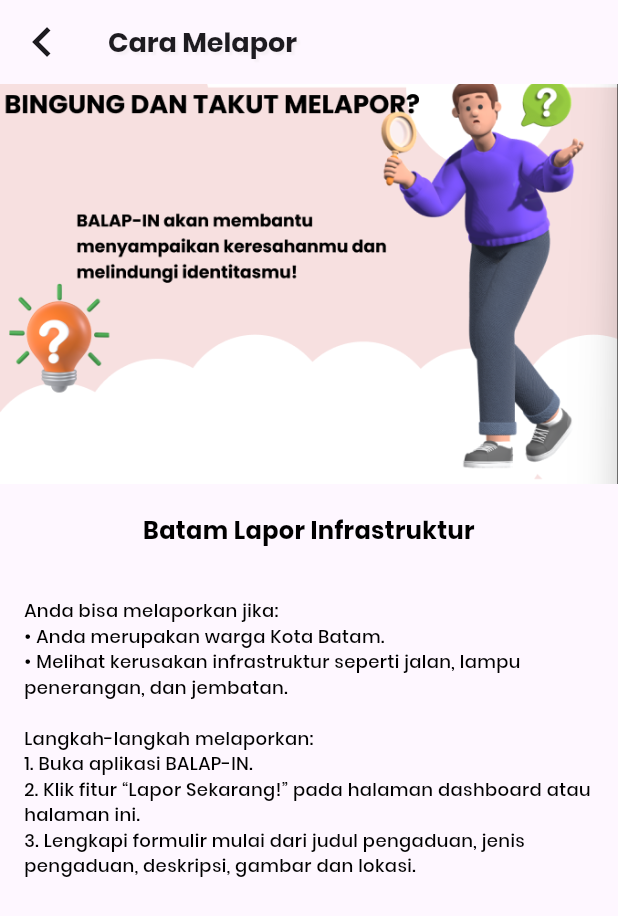
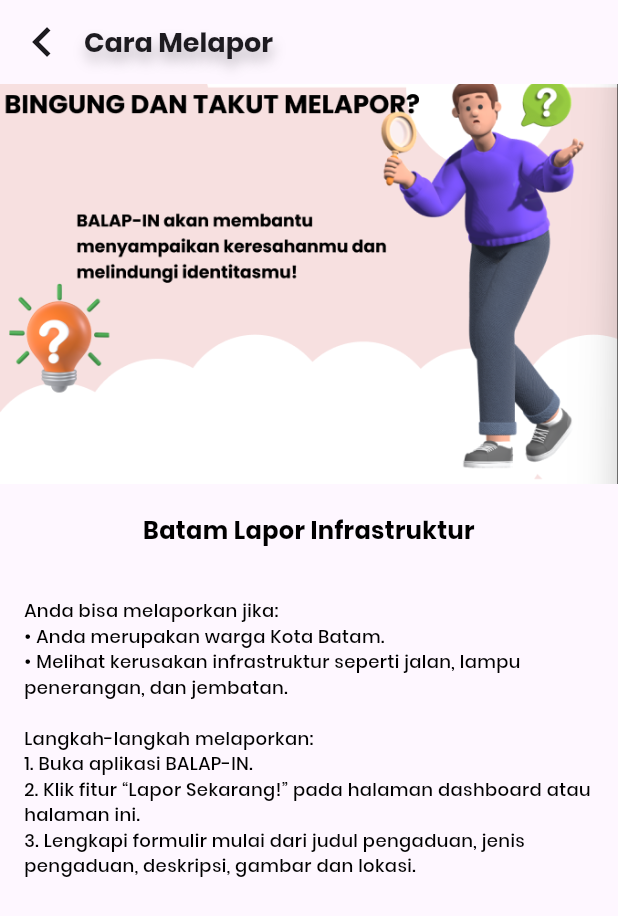
Before and after one commit to kaminariwhat/PBL20KMIPN, a Flutter app: the screen it shows after launch, after a tap on "Cara Melapor", on a phone screen of 412 x 824 dp. Shown: the top 916 px of the screen. Run offline on Flutter 3.47's test engine with Material 3 defaults, Android fonts, the phone set to English and light mode, and no system bars; missing offline and left inert: filter_list, flutter_osm_plugin.

```diff
--- a/lib/screens/homepage.dart
+++ b/lib/screens/homepage.dart
@@ -36,8 +36,8 @@ class _HomeScreenState extends State<HomeScreen> {
               fontWeight: FontWeight.bold,
               shadows: <Shadow>[
                 Shadow(
-                  offset: Offset(1.0, 4.0),
-                  blurRadius: 6,
+                  offset: Offset(1.0, 6.0),
+                  blurRadius: 10,
                   color: Colors.black26,
                 ),
               ],
--- a/lib/screens/tutorial.dart
+++ b/lib/screens/tutorial.dart
@@ -7,6 +7,7 @@ class Tutorial extends StatelessWidget {
   Widget build(BuildContext context) {
     return Scaffold(
       appBar: AppBar(
+        titleSpacing: 0,
         leading: IconButton(
           onPressed: () {
              Navigator.of(context).pop();
@@ -20,13 +21,12 @@ class Tutorial extends StatelessWidget {
               fontSize: 18.0,
               fontFamily: 'Poppins',
               fontWeight: FontWeight.bold,
-              shadows: <Shadow>[
-                Shadow(
-                  offset: Offset(2.0, 2.0),
-                  blurRadius: 1.0,
-                  color: Color.fromRGBO(225, 219, 219, 0.259),
-                ),
-              ],
+              shadows: [Shadow(
+                offset: Offset(1.0, 6.0),
+                blurRadius: 10,
+                color: Colors.black26,
+              ),
+              ]
             ),
           ),
         ),
```
Also changed, not shown: lib/screens/isirekomendasi.dart (+14 -6 lines), lib/screens/lapor.dart (+7 -0 lines), lib/screens/rekomendasi.dart (+10 -3 lines).
